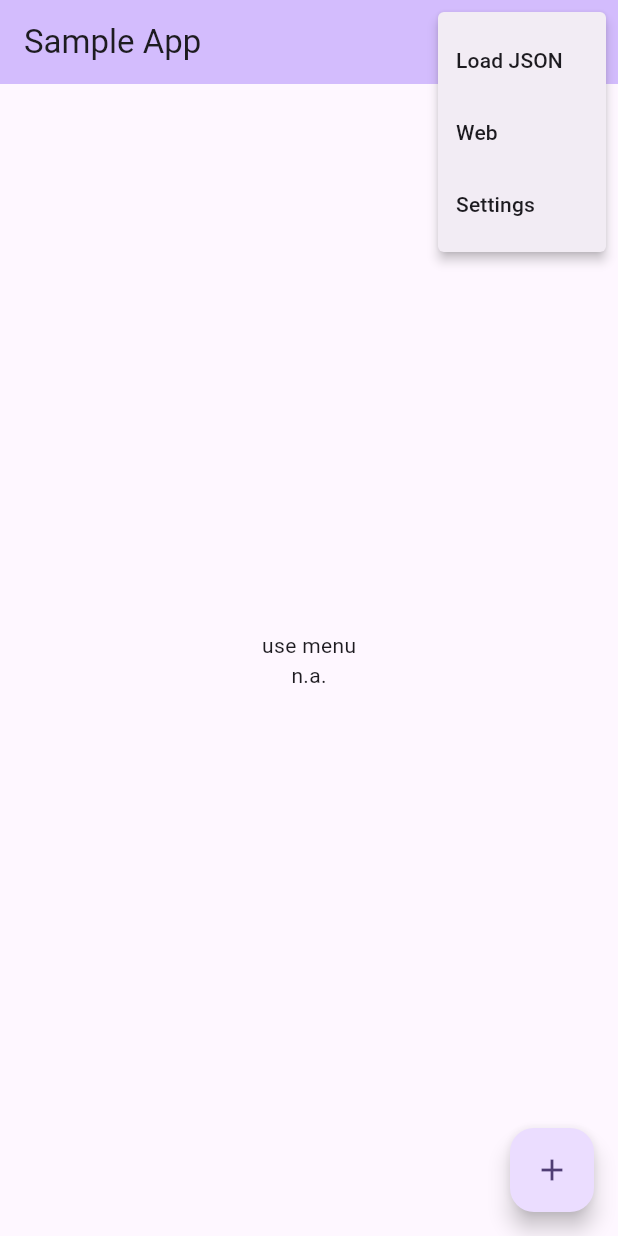
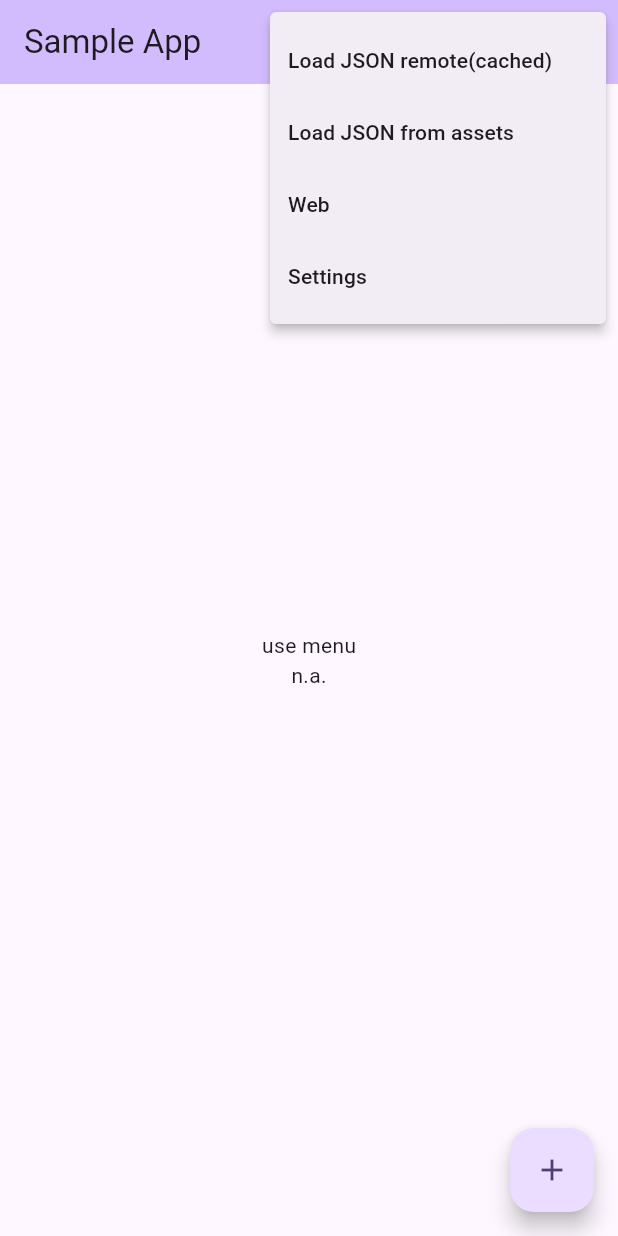
Before and after one commit to ThomasDerZweifler/flutter, a Flutter app: the screen it shows after launch, after a tap on the "more vert" icon, on a phone screen of 412 x 824 dp. Run offline on Flutter 3.47's test engine with Material 3 defaults, Android fonts, the phone set to English and light mode, and no system bars; our stand-ins replace shared_preferences, webview_flutter.

Commit message:
load local json

```diff
--- a/assets/demo.json
+++ b/assets/demo.json
@@ -1,7 +1,7 @@
 {
   "data": [
     {
-      "title": "p1"
+      "title": "from assets (register demo.json in pubspec.yaml)"
     }
   ]
 }
--- a/lib/page/start/repository.dart
+++ b/lib/page/start/repository.dart
@@ -1,4 +1,5 @@
 import 'package:flutter/foundation.dart';
+import 'package:flutter/services.dart';
 import 'package:http/http.dart' as http;
 import 'package:shared_preferences/shared_preferences.dart';
 
@@ -11,6 +12,15 @@ class StartRepository {
         return loadRemoteData();
       }
     });
+  }
+
+  Future<String> loadLocalData() async {
+    final String s = await rootBundle.loadString('assets/demo.json');
+    //final data = await json.decode(response);
+    if (kDebugMode) {
+      print('returns data from assets');
+    }
+    return s;
   }
 
   Future<String?> loadPrefsData() async {
--- a/lib/page/start/start.dart
+++ b/lib/page/start/start.dart
@@ -30,16 +30,26 @@ class _MyHomePageState extends State<MyHomePage> {
     });
   }
 
+  _loadLocalData() {
+    startRepo.loadLocalData().then((String? result) {
+      setState(() {
+        _result = result ?? "";
+      });
+    });
+  }
+
   handleClick(String value) {
     switch (value) {
-      case 'Load JSON':
+      case 'Load JSON remote(cached)':
         _loadData();
+        break;
+      case 'Load JSON from assets':
+        _loadLocalData();
         break;
       case 'Web':
         Navigator.push(
           context,
-          MaterialPageRoute(
-              builder: (context) => const WebPage(title: 'Web')),
+          MaterialPageRoute(builder: (context) => const WebPage(title: 'Web')),
         );
         break;
       case 'Settings':
@@ -67,7 +77,12 @@ class _MyHomePageState extends State<MyHomePage> {
           PopupMenuButton<String>(
             onSelected: handleClick,
             itemBuilder: (BuildContext context) {
-              return {'Load JSON', 'Web', 'Settings'}.map((String choice) {
+              return {
+                'Load JSON remote(cached)',
+                'Load JSON from assets',
+                'Web',
+                'Settings'
+              }.map((String choice) {
                 return PopupMenuItem<String>(
                   value: choice,
                   child: Text(choice),
--- a/pubspec.yaml
+++ b/pubspec.yaml
@@ -30,7 +30,6 @@ environment:
 dependencies:
   flutter:
     sdk: flutter
-
 
   # The following adds the Cupertino Icons font to your application.
   # Use with the CupertinoIcons class for iOS style icons.
@@ -65,7 +64,8 @@ flutter:
   # assets:
   #   - images/a_dot_burr.jpeg
   #   - images/a_dot_ham.jpeg
-
+  assets:
+    - assets/demo.json
   # An image asset can refer to one or more resolution-specific "variants", see
   # https://flutter.dev/to/resolution-aware-images
 
```
